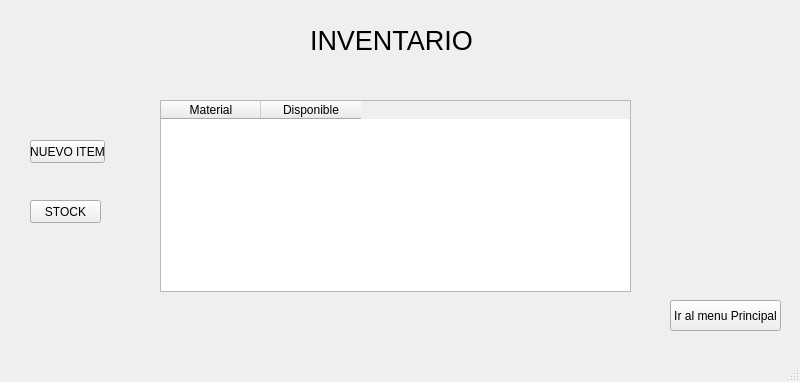
This is GUI/inventario.ui in pjvalexx/SistemaTorneria as Qt 5 draws it before an edit. The edited form follows.
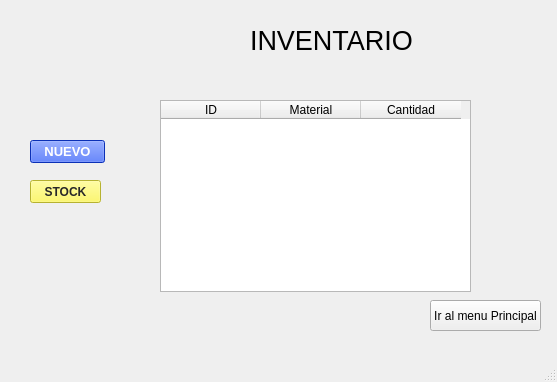
This is the edited form.

Commit message: feat: Funciones del inventario

What changed in the file:
```diff
--- a/GUI/inventario.ui
+++ b/GUI/inventario.ui
@@ -6,7 +6,7 @@
    <rect>
     <x>0</x>
     <y>0</y>
-    <width>800</width>
+    <width>557</width>
     <height>382</height>
    </rect>
   </property>
@@ -17,7 +17,7 @@
    <widget class="QLabel" name="inventarioLabel">
     <property name="geometry">
      <rect>
-      <x>310</x>
+      <x>250</x>
       <y>20</y>
       <width>181</width>
       <height>41</height>
@@ -41,19 +41,40 @@
       <height>23</height>
      </rect>
     </property>
+    <property name="font">
+     <font>
+      <pointsize>10</pointsize>
+      <weight>75</weight>
+      <bold>true</bold>
+     </font>
+    </property>
+    <property name="styleSheet">
+     <string notr="true">background-color: rgb(15, 67, 255);
+color: rgb(255, 255, 255);</string>
+    </property>
     <property name="text">
-     <string>NUEVO ITEM</string>
+     <string>NUEVO</string>
     </property>
    </widget>
    <widget class="QPushButton" name="pushButton_2">
     <property name="geometry">
      <rect>
       <x>30</x>
-      <y>200</y>
+      <y>180</y>
       <width>71</width>
       <height>23</height>
      </rect>
     </property>
+    <property name="font">
+     <font>
+      <weight>75</weight>
+      <bold>true</bold>
+     </font>
+    </property>
+    <property name="styleSheet">
+     <string notr="true">background-color: rgb(255, 249, 69);
+color: rgb(40, 40, 40)</string>
+    </property>
     <property name="text">
      <string>STOCK</string>
     </property>
@@ -63,10 +84,15 @@
      <rect>
       <x>160</x>
       <y>100</y>
-      <width>471</width>
+      <width>311</width>
       <height>192</height>
      </rect>
     </property>
+    <column>
+     <property name="text">
+      <string>ID</string>
+     </property>
+    </column>
     <column>
      <property name="text">
       <string>Material</string>
@@ -74,14 +100,14 @@
     </column>
     <column>
      <property name="text">
-      <string>Disponible</string>
+      <string>Cantidad</string>
      </property>
     </column>
    </widget>
    <widget class="QPushButton" name="irAlMenu">
     <property name="geometry">
      <rect>
-      <x>670</x>
+      <x>430</x>
       <y>300</y>
       <width>111</width>
       <height>31</height>
```
Left out of the diff: 8 changed lines with no effect on the pictures. The commit also changes 3 other files.
